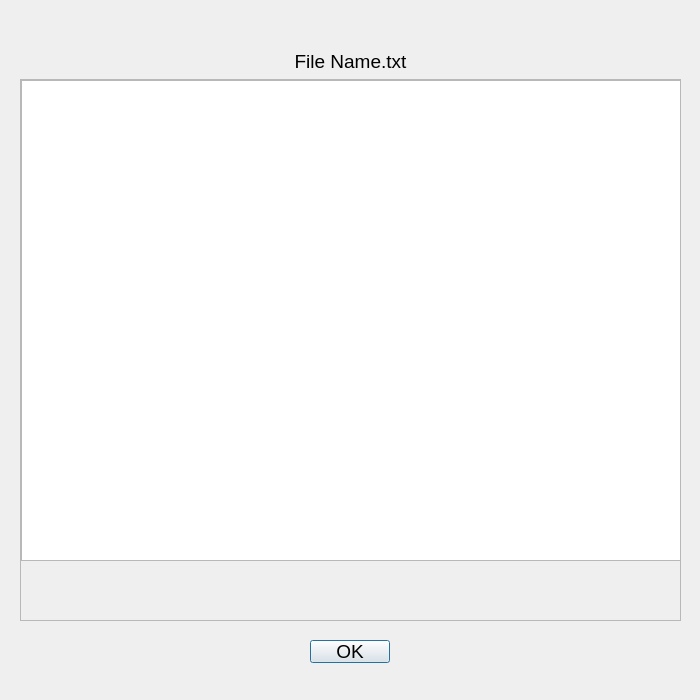
Above: Utilities/GDriveDataImport/file_metadata.ui from Georgia-Tech-Off-Road/GTORDaata before the change. Below: the same form after it.
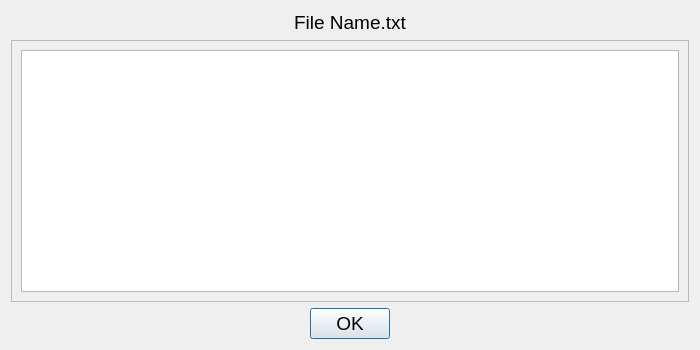
That is the form after the change.

```diff
--- a/Utilities/GDriveDataImport/file_metadata.ui
+++ b/Utilities/GDriveDataImport/file_metadata.ui
@@ -7,7 +7,7 @@
     <x>0</x>
     <y>0</y>
     <width>700</width>
-    <height>700</height>
+    <height>350</height>
    </rect>
   </property>
   <property name="font">
@@ -18,15 +18,8 @@
   <property name="windowTitle">
    <string>Dialog</string>
   </property>
-  <widget class="QWidget" name="verticalLayoutWidget">
-   <property name="geometry">
-    <rect>
-     <x>20</x>
-     <y>50</y>
-     <width>661</width>
-     <height>571</height>
-    </rect>
-   </property>
+  <layout class="QVBoxLayout" name="verticalLayout_2">
+   <item>
    <layout class="QVBoxLayout" name="verticalLayout">
     <item>
      <widget class="QLabel" name="filename_label">
@@ -48,38 +41,58 @@
         <rect>
          <x>0</x>
          <y>0</y>
-         <width>657</width>
-         <height>535</height>
-        </rect>
-       </property>
-       <widget class="QTextBrowser" name="metadata_textarea">
-        <property name="geometry">
-         <rect>
-          <x>0</x>
-          <y>0</y>
-          <width>661</width>
-          <height>481</height>
-         </rect>
-        </property>
+          <width>676</width>
+          <height>252</height>
+         </rect>
+        </property>
+        <layout class="QVBoxLayout" name="verticalLayout_3">
+         <item>
+          <widget class="QTextBrowser" name="metadata_textarea"/>
+         </item>
+        </layout>
        </widget>
       </widget>
-     </widget>
-    </item>
-   </layout>
-  </widget>
+     </item>
+    </layout>
+   </item>
+   <item>
+    <layout class="QHBoxLayout" name="horizontalLayout">
+     <item>
+      <spacer name="horizontalSpacer">
+       <property name="orientation">
+        <enum>Qt::Horizontal</enum>
+       </property>
+       <property name="sizeHint" stdset="0">
+        <size>
+         <width>40</width>
+         <height>20</height>
+        </size>
+       </property>
+      </spacer>
+     </item>
+     <item>
   <widget class="QPushButton" name="ok_button">
-   <property name="geometry">
-    <rect>
-     <x>310</x>
-     <y>640</y>
-     <width>80</width>
-     <height>23</height>
-    </rect>
-   </property>
    <property name="text">
     <string>OK</string>
    </property>
   </widget>
+     </item>
+     <item>
+      <spacer name="horizontalSpacer_2">
+       <property name="orientation">
+        <enum>Qt::Horizontal</enum>
+       </property>
+       <property name="sizeHint" stdset="0">
+        <size>
+         <width>40</width>
+         <height>20</height>
+        </size>
+       </property>
+      </spacer>
+     </item>
+    </layout>
+   </item>
+  </layout>
  </widget>
  <resources/>
  <connections/>
```
Lines whose indentation alone changed are shown as unchanged.
